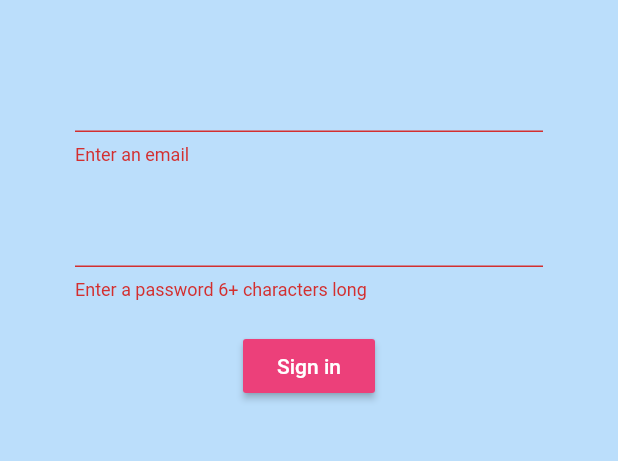
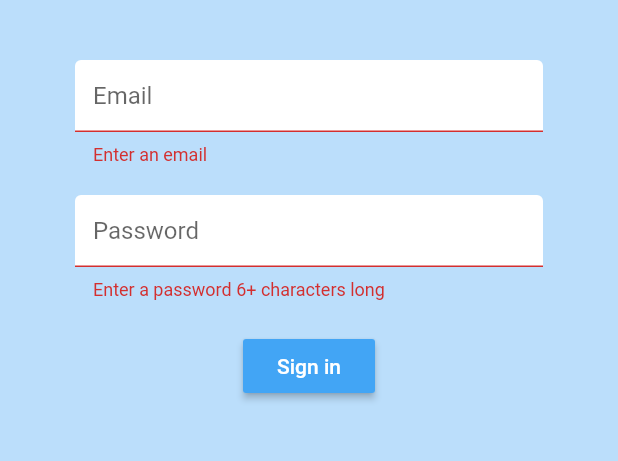
Before and after one commit to SuhanaNadeem/Personalized-Flash-Briefings, a Flutter app: the screen it shows after launch, after a tap on "Sign in", on a phone screen of 412 x 824 dp, the part 84-545 px from its top. Run offline on Flutter 3.47's test engine with Material 2 defaults, Android fonts, the phone set to English and light mode, and no system bars; our stand-ins replace firebase_auth; accounts and stored records are empty.

Commit message:
added text field decoration

```diff
--- a/flashed/lib/screens/authenticate/register.dart
+++ b/flashed/lib/screens/authenticate/register.dart
@@ -1,3 +1,4 @@
+import 'package:flashed/shared/constants.dart';
 import 'package:flutter/material.dart';
 import 'package:flashed/services/auth.dart';
 
@@ -46,6 +47,7 @@ class _RegisterState extends State<Register > {
             children: <Widget>[
               SizedBox(height:20.0),
               TextFormField(
+                decoration: textInputDecoration.copyWith(hintText: 'Email'),
                 validator: (val) => val.isEmpty ? 'Enter an email' : null,
 
                 onChanged: (val){
@@ -54,6 +56,7 @@ class _RegisterState extends State<Register > {
               ),
               SizedBox(height:20.0),
               TextFormField(
+                decoration: textInputDecoration.copyWith(hintText: 'Password'),
                 obscureText: true,
                 validator: (val) => val.length < 6 ? 'Enter a password 6+ characters long' : null,
                 onChanged: (val){
@@ -63,7 +66,7 @@ class _RegisterState extends State<Register > {
               ),
               SizedBox(height: 20.0),
               RaisedButton(
-                color: Colors.pink[400],
+                color: Colors.blue[400],
                 child: Text(
                   'Register',
                   style: TextStyle(color: Colors.white),
--- a/flashed/lib/screens/authenticate/sign_in.dart
+++ b/flashed/lib/screens/authenticate/sign_in.dart
@@ -1,5 +1,6 @@
 import 'package:flashed/services/auth.dart';
 import 'package:flutter/material.dart';
+import 'package:flashed/shared/constants.dart';
 
 class SignIn extends StatefulWidget {
 
@@ -51,6 +52,8 @@ class _SignInState extends State<SignIn> {
             children: <Widget>[
               SizedBox(height:20.0),
               TextFormField(
+                decoration: textInputDecoration.copyWith(hintText: 'Email'),
+
                 validator: (val) => val.isEmpty ? 'Enter an email' : null,
 
                 onChanged: (val){
@@ -59,6 +62,8 @@ class _SignInState extends State<SignIn> {
               ),
               SizedBox(height:20.0),
               TextFormField(
+                decoration: textInputDecoration.copyWith(hintText: 'Password'),
+
                 obscureText: true,
                 validator: (val) => val.length < 6 ? 'Enter a password 6+ characters long' : null,
                 onChanged: (val){
@@ -68,7 +73,7 @@ class _SignInState extends State<SignIn> {
               ),
               SizedBox(height: 20.0),
               RaisedButton(
-                color: Colors.pink[400],
+                color: Colors.blue[400],
                 child: Text(
                   'Sign in',
                   style: TextStyle(color: Colors.white),
--- /dev/null
+++ b/flashed/lib/shared/constants.dart
@@ -0,0 +1,12 @@
+import 'package:flutter/material.dart';
+
+const textInputDecoration = InputDecoration(
+  fillColor: Colors.white,
+  filled: true,
+  enabledBorder: OutlineInputBorder(
+    borderSide: BorderSide(color: Colors.white, width: 1.0),
+  ),
+  focusedBorder: OutlineInputBorder(
+    borderSide: BorderSide(color: Colors.blue, width: 2.0),
+  ),
+);
```
